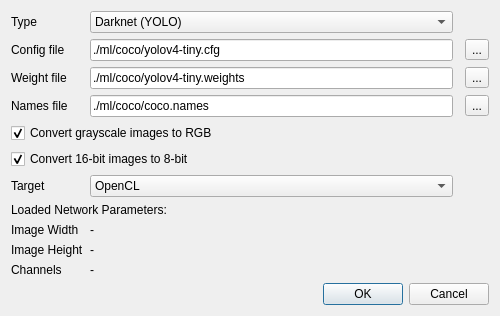
Above: src/detection/detectorsetupdialog.ui from i3drobotics/stereo-vision-toolkit before the change. Below: the same form after it.
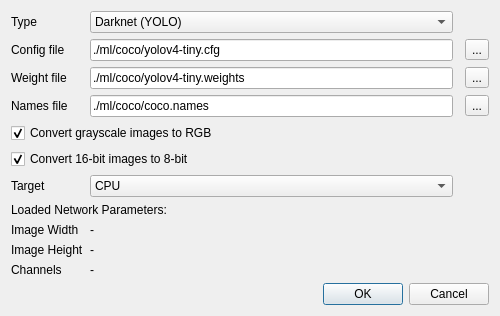
That is the form after the change.

Commit message: add CUDA inference support

Patch:
```diff
--- a/src/detection/detectorsetupdialog.ui
+++ b/src/detection/detectorsetupdialog.ui
@@ -7,7 +7,7 @@
     <x>0</x>
     <y>0</y>
     <width>500</width>
-    <height>307</height>
+    <height>314</height>
    </rect>
   </property>
   <property name="minimumSize">
@@ -45,6 +45,11 @@
      </item>
      <item row="6" column="1">
       <widget class="QComboBox" name="targetComboBox">
+       <item>
+        <property name="text">
+         <string>CPU</string>
+        </property>
+       </item>
        <item>
         <property name="text">
          <string>OpenCL</string>
```
Left out of the diff: 7 changed lines with no effect on the pictures. The commit also changes 2 other files.
